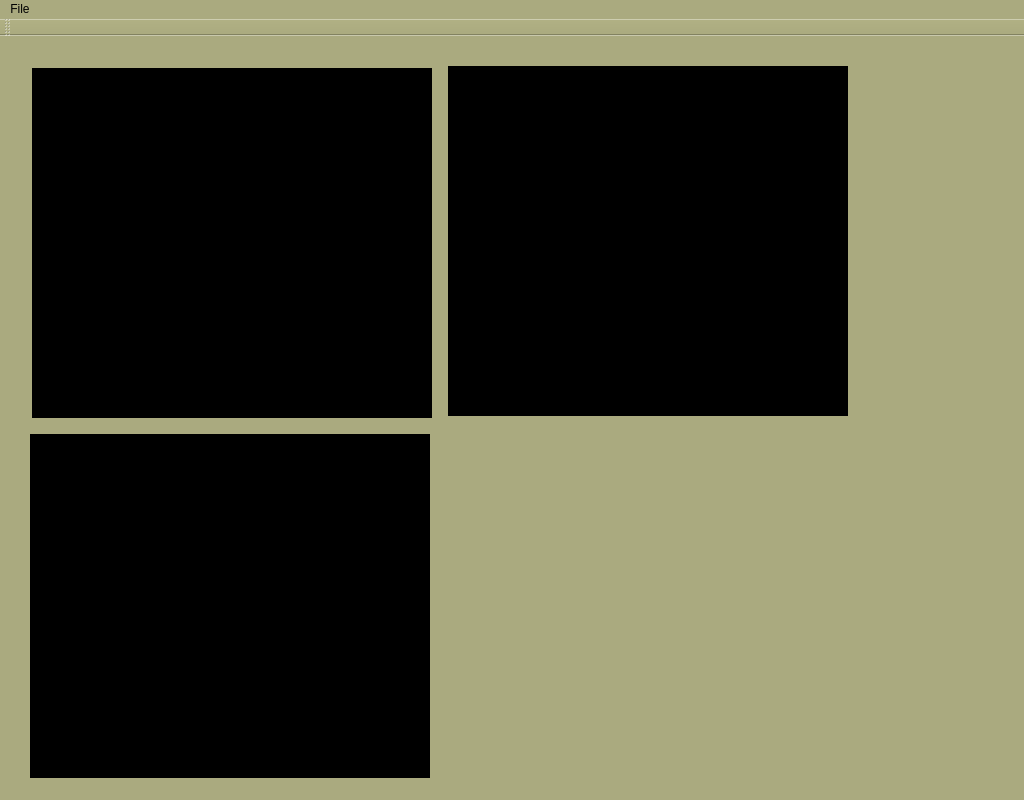
deangelign/MedicalImageVisualizing, file HelloWorld/mainwindow.ui: the form before one commit.
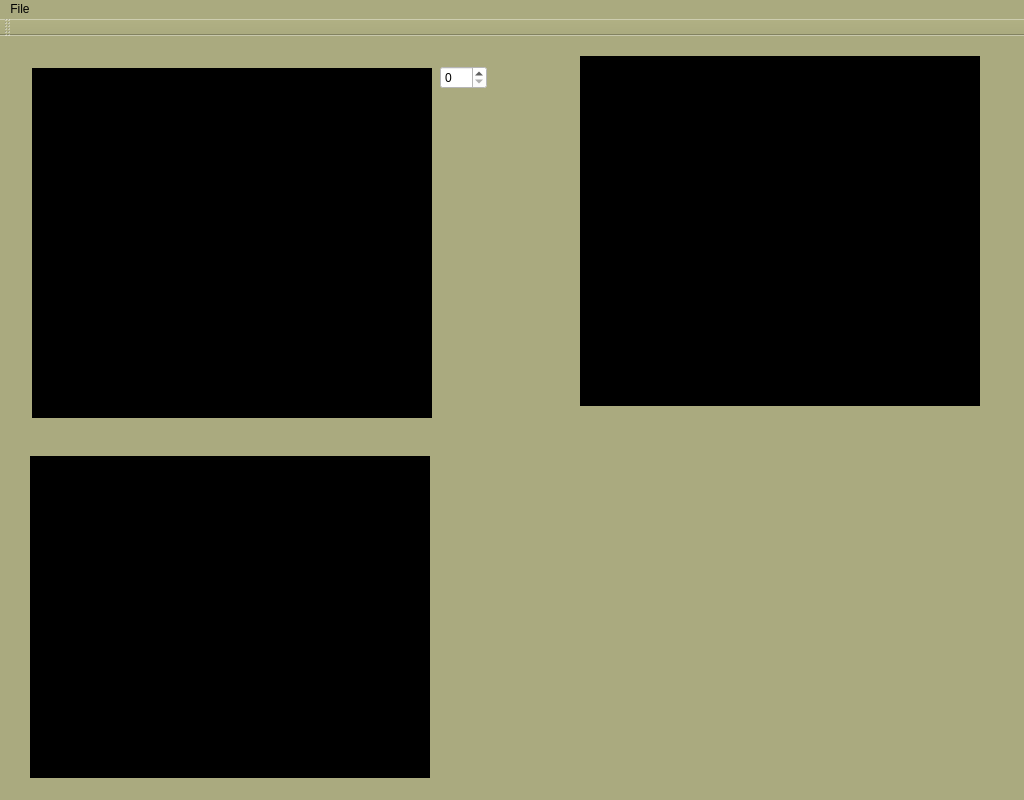
The form after the commit.

The edit to the form file:
```diff
--- a/HelloWorld/mainwindow.ui
+++ b/HelloWorld/mainwindow.ui
@@ -44,8 +44,8 @@
    <widget class="QLabel" name="labelFigureY">
     <property name="geometry">
      <rect>
-      <x>448</x>
-      <y>30</y>
+      <x>580</x>
+      <y>20</y>
       <width>400</width>
       <height>350</height>
      </rect>
@@ -69,7 +69,7 @@
     <property name="geometry">
      <rect>
       <x>30</x>
-      <y>398</y>
+      <y>420</y>
       <width>400</width>
       <height>350</height>
      </rect>
@@ -89,6 +89,19 @@
      <bool>false</bool>
     </property>
    </widget>
+   <widget class="QSpinBox" name="spinBoxImageZ">
+    <property name="geometry">
+     <rect>
+      <x>440</x>
+      <y>30</y>
+      <width>47</width>
+      <height>23</height>
+     </rect>
+    </property>
+    <property name="styleSheet">
+     <string notr="true">background-color: rgb(255, 255, 255);</string>
+    </property>
+   </widget>
   </widget>
   <widget class="QToolBar" name="mainToolBar">
    <attribute name="toolBarArea">
```
Left out of the diff: 2 changed lines with no effect on the pictures.
